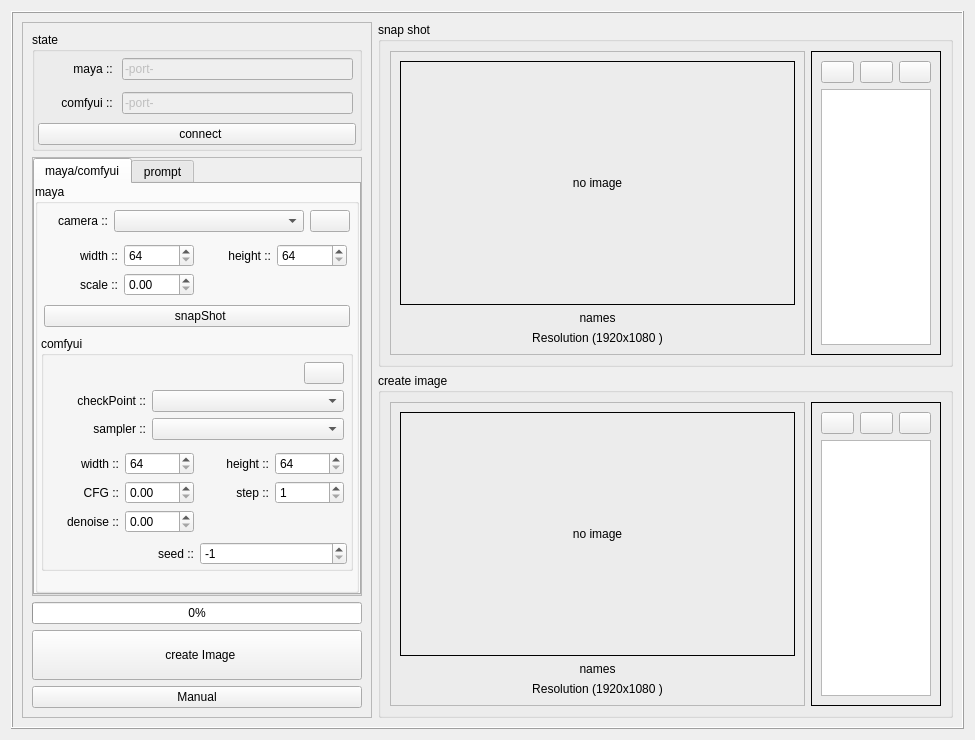
Qt form mayafyui/mayafyui.ui (lalasin2002/newStorege) before a commit.
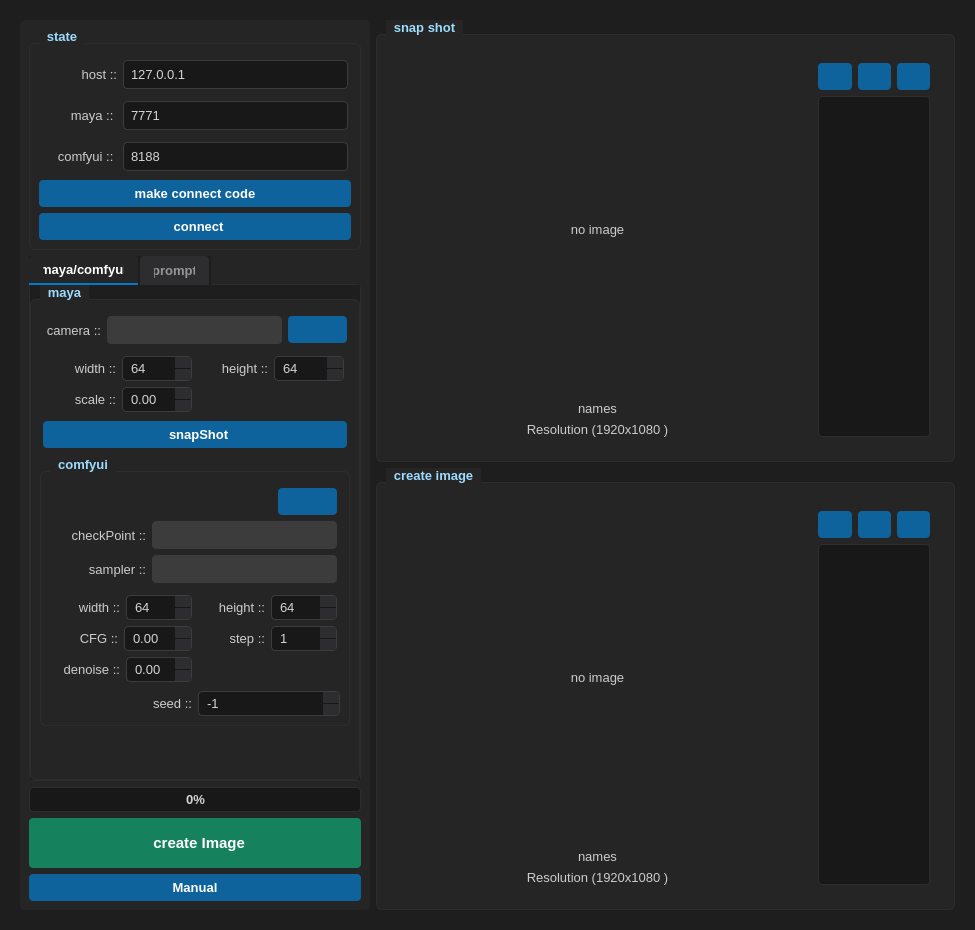
The same form after that commit. Icons and pictures are not drawn. Custom widgets are drawn as their Qt base class.

```diff
--- a/mayafyui/mayafyui.ui
+++ b/mayafyui/mayafyui.ui
@@ -7,11 +7,424 @@
     <x>0</x>
     <y>0</y>
     <width>975</width>
-    <height>740</height>
+    <height>930</height>
    </rect>
   </property>
-  <property name="mayaComfyui" stdset="0">
-   <string>Form</string>
+  <property name="windowTitle">
+   <string>Maya → ComfyUI</string>
+  </property>
+  <property name="styleSheet">
+   <string notr="true">/* ==========================================================
+   Maya → ComfyUI  —  Dark Theme (VSCode-inspired)
+   ========================================================== */
+
+/* ---- Base ------------------------------------------------ */
+QWidget {
+    background-color: #1E1E1E;
+    color: #D4D4D4;
+    font-size: 10pt;
+    font-family: &quot;Segoe UI&quot;, &quot;Pretendard&quot;, sans-serif;
+}
+
+/* ---- Frame / Panel --------------------------------------- */
+QFrame {
+    background-color: #252526;
+    border: none;
+    border-radius: 5px;
+}
+
+QFrame#main_F {
+    background-color: #1E1E1E;
+    border: none;
+}
+
+/* ---- GroupBox -------------------------------------------- */
+QGroupBox {
+    background-color: #252526;
+    border: 1px solid #2D2D30;
+    border-radius: 6px;
+    margin-top: 14px;
+    padding: 10px 6px 6px 6px;
+    font-weight: bold;
+    color: #9CDCFE;
+}
+
+QGroupBox::title {
+    subcontrol-origin: margin;
+    subcontrol-position: top left;
+    left: 10px;
+    padding: 0 6px;
+    background-color: #252526;
+    color: #9CDCFE;
+}
+
+/* ---- Label ----------------------------------------------- */
+QLabel {
+    background-color: transparent;
+    border: none;
+    color: #CCCCCC;
+}
+
+/* PreviewLabel (custom widget) */
+PreviewLabel {
+    background-color: #141414;
+    border: 1px solid #2D2D30;
+    border-radius: 4px;
+    color: #6A6A6A;
+}
+
+/* ---- LineEdit / TextEdit --------------------------------- */
+QLineEdit, QPlainTextEdit, QTextBrowser, QTextEdit {
+    background-color: #181818;
+    border: 1px solid #3C3C3C;
+    border-radius: 4px;
+    padding: 5px;
+    color: #D4D4D4;
+    selection-background-color: #094771;
+}
+
+QLineEdit:focus, QPlainTextEdit:focus, QTextBrowser:focus, QTextEdit:focus {
+    border: 1px solid #007ACC;
+}
+
+QLineEdit:disabled, QPlainTextEdit:disabled {
+    background-color: #1A1A1A;
+    color: #5A5A5A;
+    border: 1px solid #2A2A2A;
+}
+
+/* ---- Button ---------------------------------------------- */
+QPushButton {
+    background-color: #0E639C;
+    color: #FFFFFF;
+    border: none;
+    border-radius: 4px;
+    padding: 6px 12px;
+    font-weight: bold;
+}
+
+QPushButton:hover {
+    background-color: #1177BB;
+}
+
+QPushButton:pressed {
+    background-color: #094771;
+}
+
+QPushButton:disabled {
+    background-color: #2A2A2A;
+    color: #5A5A5A;
+}
+
+/* primary action button — 생성 버튼 강조용 */
+QPushButton#createImage_Btn {
+    background-color: #16825D;
+    font-size: 11pt;
+    font-weight: bold;
+    padding: 10px 16px;
+}
+
+QPushButton#createImage_Btn:hover {
+    background-color: #1E9B70;
+}
+
+QPushButton#createImage_Btn:pressed {
+    background-color: #0F6A4A;
+}
+
+/* tool / icon-only button — 새로고침·폴더 열기 같은 작은 버튼 */
+QPushButton#reloadMayaCamera_Btn,
+QPushButton#reloadComfyui_Btn,
+QPushButton#reloadCheckPoint_Btn,
+QPushButton#reloadSampler_Btn,
+QPushButton#openPreviewImage_Btn,
+QPushButton#openPreviewImageFolder_Btn,
+QPushButton#reloadPreviewImage_Btn,
+QPushButton#openCreateImage_Btn,
+QPushButton#openCreateImageFolder_Btn,
+QPushButton#reloadCreateImage_Btn,
+QPushButton#manual_Btn {
+    background-color: #2D2D30;
+    color: #CCCCCC;
+    padding: 4px 8px;
+    min-width: 24px;
+}
+
+QPushButton#reloadMayaCamera_Btn:hover,
+QPushButton#reloadComfyui_Btn:hover,
+QPushButton#reloadCheckPoint_Btn:hover,
+QPushButton#reloadSampler_Btn:hover,
+QPushButton#openPreviewImage_Btn:hover,
+QPushButton#openPreviewImageFolder_Btn:hover,
+QPushButton#reloadPreviewImage_Btn:hover,
+QPushButton#openCreateImage_Btn:hover,
+QPushButton#openCreateImageFolder_Btn:hover,
+QPushButton#reloadCreateImage_Btn:hover,
+QPushButton#manual_Btn:hover {
+    background-color: #3E3E42;
+    color: #FFFFFF;
+}
+
+/* ---- ComboBox -------------------------------------------- */
+QComboBox {
+    background-color: #3C3C3C;
+    border: 1px solid #3C3C3C;
+    border-radius: 4px;
+    padding: 4px 8px;
+    color: #CCCCCC;
+    min-height: 18px;
+}
+
+QComboBox:hover {
+    border: 1px solid #007ACC;
+}
+
+QComboBox:focus {
+    border: 1px solid #007ACC;
+}
+
+QComboBox::drop-down {
+    border: none;
+    width: 20px;
+}
+
+QComboBox::down-arrow {
+    image: none;
+    border-left: 4px solid transparent;
+    border-right: 4px solid transparent;
+    border-top: 5px solid #CCCCCC;
+    width: 0;
+    height: 0;
+    margin-right: 6px;
+}
+
+QComboBox QAbstractItemView {
+    background-color: #252526;
+    border: 1px solid #3C3C3C;
+    color: #D4D4D4;
+    selection-background-color: #094771;
+    selection-color: #FFFFFF;
+    outline: none;
+}
+
+/* ---- SpinBox --------------------------------------------- */
+QSpinBox, QDoubleSpinBox {
+    background-color: #181818;
+    border: 1px solid #3C3C3C;
+    border-radius: 4px;
+    padding: 3px 6px;
+    color: #D4D4D4;
+    selection-background-color: #094771;
+}
+
+QSpinBox:focus, QDoubleSpinBox:focus {
+    border: 1px solid #007ACC;
+}
+
+QSpinBox:disabled, QDoubleSpinBox:disabled {
+    background-color: #1A1A1A;
+    color: #5A5A5A;
+}
+
+QSpinBox::up-button, QDoubleSpinBox::up-button {
+    background-color: #2D2D30;
+    border: none;
+    border-top-right-radius: 3px;
+    width: 16px;
+}
+
+QSpinBox::down-button, QDoubleSpinBox::down-button {
+    background-color: #2D2D30;
+    border: none;
+    border-bottom-right-radius: 3px;
+    width: 16px;
+}
+
+QSpinBox::up-button:hover, QDoubleSpinBox::up-button:hover,
+QSpinBox::down-button:hover, QDoubleSpinBox::down-button:hover {
+    background-color: #3E3E42;
+}
+
+QSpinBox::up-arrow, QDoubleSpinBox::up-arrow {
+    image: none;
+    border-left: 3px solid transparent;
+    border-right: 3px solid transparent;
+    border-bottom: 4px solid #CCCCCC;
+    width: 0;
+    height: 0;
+}
+
+QSpinBox::down-arrow, QDoubleSpinBox::down-arrow {
+    image: none;
+    border-left: 3px solid transparent;
+    border-right: 3px solid transparent;
+    border-top: 4px solid #CCCCCC;
+    width: 0;
+    height: 0;
+}
+
+/* ---- TabWidget ------------------------------------------- */
+QTabWidget::pane {
+    background-color: #252526;
+    border: 1px solid #2D2D30;
+    border-radius: 4px;
+    top: -1px;
+}
+
+QTabBar::tab {
+    background-color: #2D2D30;
+    color: #969696;
+    padding: 6px 14px;
+    border-top-left-radius: 4px;
+    border-top-right-radius: 4px;
+    margin-right: 2px;
+    font-weight: bold;
+}
+
+QTabBar::tab:hover {
+    background-color: #3E3E42;
+    color: #CCCCCC;
+}
+
+QTabBar::tab:selected {
+    background-color: #252526;
+    color: #FFFFFF;
+    border-bottom: 2px solid #007ACC;
+}
+
+/* ---- ListWidget (gallery) -------------------------------- */
+QListWidget {
+    background-color: #181818;
+    border: 1px solid #2D2D30;
+    border-radius: 4px;
+    padding: 4px;
+    color: #D4D4D4;
+    outline: none;
+}
+
+QListWidget::item {
+    background-color: #252526;
+    border: 1px solid transparent;
+    border-radius: 4px;
+    padding: 4px;
+    margin: 2px;
+    color: #CCCCCC;
+}
+
+QListWidget::item:hover {
+    background-color: #2D2D30;
+    border: 1px solid #3C3C3C;
+}
+
+QListWidget::item:selected {
+    background-color: #094771;
+    border: 1px solid #007ACC;
+    color: #FFFFFF;
+}
+
+/* ---- ProgressBar ----------------------------------------- */
+QProgressBar {
+    background-color: #181818;
+    border: 1px solid #2D2D30;
+    border-radius: 4px;
+    text-align: center;
+    color: #D4D4D4;
+    font-weight: bold;
+    min-height: 18px;
+}
+
+QProgressBar::chunk {
+    background-color: #007ACC;
+    border-radius: 3px;
+}
+
+/* ---- ScrollBar ------------------------------------------- */
+QScrollBar:vertical {
+    background-color: #1E1E1E;
+    width: 12px;
+    margin: 0;
+    border: none;
+}
+
+QScrollBar::handle:vertical {
+    background-color: #3E3E42;
+    border-radius: 5px;
+    min-height: 30px;
+    margin: 2px;
+}
+
+QScrollBar::handle:vertical:hover {
+    background-color: #5A5A5C;
+}
+
+QScrollBar::add-line:vertical, QScrollBar::sub-line:vertical {
+    height: 0;
+    border: none;
+}
+
+QScrollBar::add-page:vertical, QScrollBar::sub-page:vertical {
+    background: none;
+}
+
+QScrollBar:horizontal {
+    background-color: #1E1E1E;
+    height: 12px;
+    margin: 0;
+    border: none;
+}
+
+QScrollBar::handle:horizontal {
+    background-color: #3E3E42;
+    border-radius: 5px;
+    min-width: 30px;
+    margin: 2px;
+}
+
+QScrollBar::handle:horizontal:hover {
+    background-color: #5A5A5C;
+}
+
+QScrollBar::add-line:horizontal, QScrollBar::sub-line:horizontal {
+    width: 0;
+    border: none;
+}
+
+QScrollBar::add-page:horizontal, QScrollBar::sub-page:horizontal {
+    background: none;
+}
+
+/* ---- CheckBox -------------------------------------------- */
+QCheckBox {
+    background-color: transparent;
+    color: #CCCCCC;
+    spacing: 6px;
+}
+
+QCheckBox::indicator {
+    width: 14px;
+    height: 14px;
+    border: 1px solid #3C3C3C;
+    border-radius: 3px;
+    background-color: #181818;
+}
+
+QCheckBox::indicator:hover {
+    border: 1px solid #007ACC;
+}
+
+QCheckBox::indicator:checked {
+    background-color: #007ACC;
+    border: 1px solid #007ACC;
+}
+
+/* ---- ToolTip --------------------------------------------- */
+QToolTip {
+    background-color: #252526;
+    border: 1px solid #007ACC;
+    color: #D4D4D4;
+    padding: 4px 8px;
+    border-radius: 3px;
+}</string>
   </property>
   <layout class="QHBoxLayout" name="horizontalLayout_4">
    <item>
@@ -74,7 +487,49 @@
                <number>3</number>
               </property>
               <item>
-               <widget class="QLabel" name="connectMaya_Lb">
+               <widget class="QLabel" name="host_Lb">
+                <property name="minimumSize">
+                 <size>
+                  <width>75</width>
+                  <height>0</height>
+                 </size>
+                </property>
+                <property name="text">
+                 <string>host ::</string>
+                </property>
+                <property name="alignment">
+                 <set>Qt::AlignmentFlag::AlignRight|Qt::AlignmentFlag::AlignTrailing|Qt::AlignmentFlag::AlignVCenter</set>
+                </property>
+               </widget>
+              </item>
+              <item>
+               <widget class="QLineEdit" name="setHost_Le">
+                <property name="text">
+                 <string>127.0.0.1</string>
+                </property>
+               </widget>
+              </item>
+             </layout>
+            </item>
+            <item>
+             <layout class="QHBoxLayout" name="mayaPort_H">
+              <property name="leftMargin">
+               <number>3</number>
+              </property>
+              <property name="topMargin">
+               <number>3</number>
+              </property>
+              <property name="rightMargin">
+               <number>3</number>
+              </property>
+              <property name="bottomMargin">
+               <number>3</number>
+              </property>
+              <item>
+               <widget class="QLabel" name="mayaPort_Lb">
+                <property name="enabled">
+                 <bool>false</bool>
+                </property>
                 <property name="minimumSize">
                  <size>
                   <width>75</width>
@@ -90,12 +545,12 @@
                </widget>
               </item>
               <item>
-               <widget class="QLineEdit" name="connectMaya_Le">
+               <widget class="QLineEdit" name="setMayaPort_Le">
                 <property name="enabled">
-                 <bool>false</bool>
+                 <bool>true</bool>
                 </property>
                 <property name="text">
-                 <string>-port-</string>
+                 <string>7771</string>
                 </property>
                </widget>
               </item>
@@ -137,15 +592,22 @@
               <item>
                <widget class="QLineEdit" name="connectComfyui_Le">
                 <property name="enabled">
-                 <bool>false</bool>
+                 <bool>true</bool>
                 </property>
                 <property name="text">
-                 <string>-port-</string>
+                 <string>8188</string>
                 </property>
                </widget>
               </item>
              </layout>
             </item>
+            <item>
+             <widget class="QPushButton" name="makeConnectCode_Btn">
+              <property name="text">
+               <string>make connect code</string>
+              </property>
+             </widget>
+            </item>
             <item>
              <widget class="QPushButton" name="connectPort_Btn">
               <property name="text">
@@ -275,7 +737,7 @@
                          <property name="minimumSize">
                           <size>
                            <width>150</width>
-                           <height>0</height>
+                           <height>28</height>
                           </size>
                          </property>
                         </widget>
```
Left out of the diff: 10 changed lines with no effect on the pictures.
